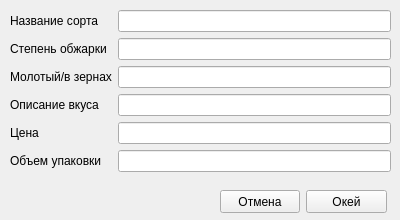
Above: addEditCoffeeForm.ui from pascal65536/anyname before the change. Below: the same form after it.
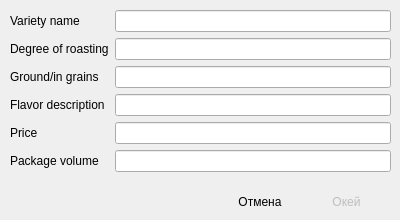
That is the form after the change.

Commit message: modal coffee

The edit to the form file:
```diff
--- a/addEditCoffeeForm.ui
+++ b/addEditCoffeeForm.ui
@@ -26,7 +26,7 @@
     <item row="0" column="0">
      <widget class="QLabel" name="label_2">
       <property name="text">
-       <string>Название сорта</string>
+       <string>Variety name</string>
       </property>
      </widget>
     </item>
@@ -36,7 +36,7 @@
     <item row="1" column="0">
      <widget class="QLabel" name="label_3">
       <property name="text">
-       <string>Степень обжарки</string>
+       <string>Degree of roasting</string>
       </property>
      </widget>
     </item>
@@ -46,7 +46,7 @@
     <item row="2" column="0">
      <widget class="QLabel" name="label_4">
       <property name="text">
-       <string>Молотый/в зернах</string>
+       <string>Ground/in grains</string>
       </property>
      </widget>
     </item>
@@ -56,7 +56,7 @@
     <item row="3" column="0">
      <widget class="QLabel" name="label_5">
       <property name="text">
-       <string>Описание вкуса</string>
+       <string>Flavor description</string>
       </property>
      </widget>
     </item>
@@ -66,7 +66,7 @@
     <item row="4" column="0">
      <widget class="QLabel" name="label_6">
       <property name="text">
-       <string>Цена</string>
+       <string>Price</string>
       </property>
      </widget>
     </item>
@@ -76,7 +76,7 @@
     <item row="5" column="0">
      <widget class="QLabel" name="label_7">
       <property name="text">
-       <string>Объем упаковки</string>
+       <string>Package volume</string>
       </property>
      </widget>
     </item>
@@ -86,6 +86,9 @@
    </layout>
   </widget>
   <widget class="QPushButton" name="saveButton">
+   <property name="enabled">
+    <bool>false</bool>
+   </property>
    <property name="geometry">
     <rect>
      <x>306</x>
@@ -97,6 +100,9 @@
    <property name="text">
     <string>Окей</string>
    </property>
+   <property name="flat">
+    <bool>true</bool>
+   </property>
   </widget>
   <widget class="QPushButton" name="cancelButton">
    <property name="geometry">
@@ -110,6 +116,9 @@
    <property name="text">
     <string>Отмена</string>
    </property>
+   <property name="flat">
+    <bool>true</bool>
+   </property>
   </widget>
  </widget>
  <resources/>
```
Left out of the diff: 24 changed lines with no effect on the pictures. The commit also changes 4 other files.
